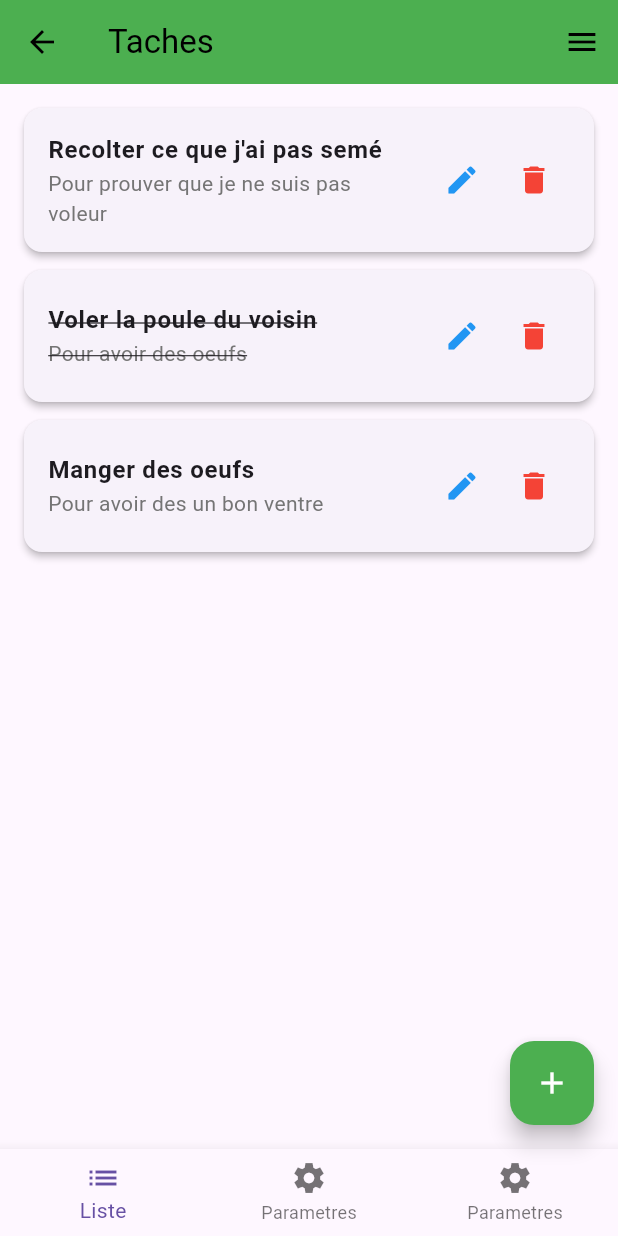
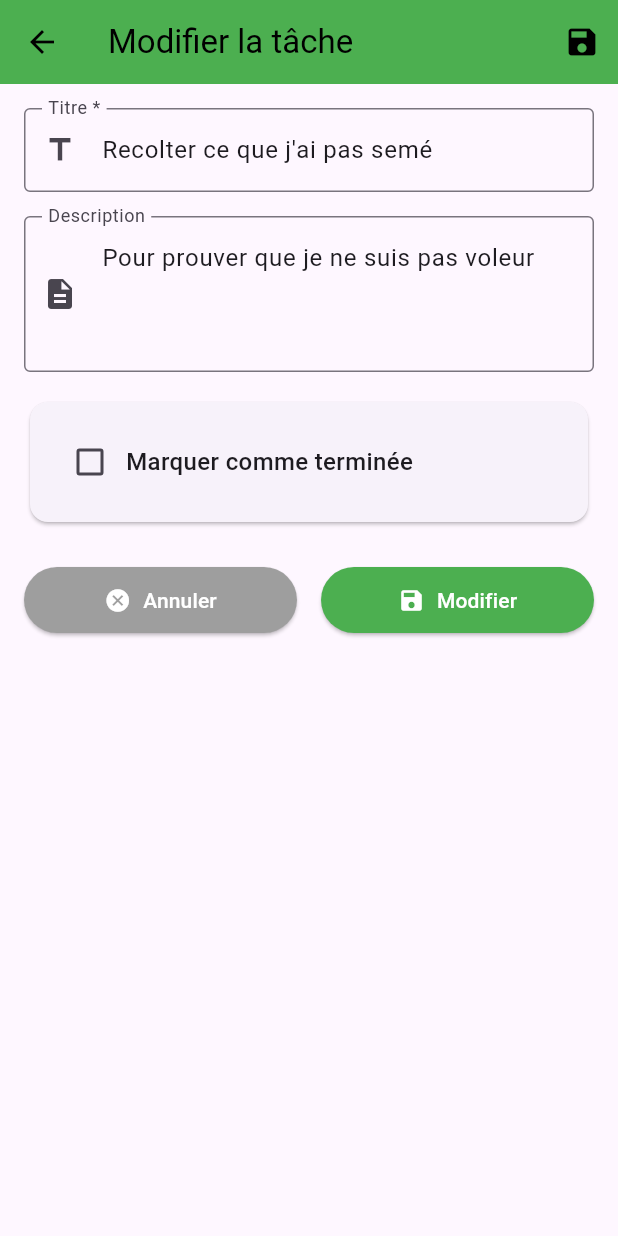
Before and after one commit to henocn/flutter-basis, a Flutter app: the screen it shows after launch, after a tap on the "edit" icon, on a phone screen of 412 x 824 dp. Run offline on Flutter 3.47's test engine with Material 3 defaults, Android fonts, the light colour scheme and no system bars.

Commit message:
form pour ajouter une tache

```diff
--- /dev/null
+++ b/lib/screens/task_form_screen.dart
@@ -0,0 +1,190 @@
+import 'package:flutter/material.dart';
+import 'package:bases/models/task.dart';
+
+
+
+class TaskFormScreen extends StatefulWidget {
+  final Task? task;
+
+  const TaskFormScreen({super.key, this.task});
+
+  @override
+  State<TaskFormScreen> createState() => _TaskFormScreenState();
+}
+
+class _TaskFormScreenState extends State<TaskFormScreen> {
+  // Contrôleurs pour les champs de texte
+  final _formKey = GlobalKey<FormState>();
+  final _titleController = TextEditingController();
+  final _descriptionController = TextEditingController();
+  bool _isDone = false;
+
+  @override
+  void initState() {
+    super.initState();
+    // Initialiser les champs avec les valeurs de la tâche existante (si en mode édition)
+    if (widget.task != null) {
+      _titleController.text = widget.task!.title;
+      _descriptionController.text = widget.task!.description;
+      _isDone = widget.task!.isDone;
+    }
+  }
+
+  @override
+  void dispose() {
+    _titleController.dispose();
+    _descriptionController.dispose();
+    super.dispose();
+  }
+
+  // Méthode pour sauvegarder la tâche
+  void _saveTask() {
+    if (_formKey.currentState!.validate()) {
+      final task = Task(
+        title: _titleController.text.trim(),
+        description: _descriptionController.text.trim(),
+        isDone: _isDone,
+      );
+
+      // Retourner la tâche créée/modifiée
+      Navigator.pop(context, task);
+    }
+  }
+
+  // Méthode pour annuler et retourner à l'écran précédent
+  void _cancel() {
+    Navigator.pop(context);
+  }
+
+  @override
+  Widget build(BuildContext context) {
+    final isEditing = widget.task != null;
+    final title = isEditing ? 'Modifier la tâche' : 'Nouvelle tâche';
+
+    return Scaffold(
+      appBar: AppBar(
+        title: Text(title),
+        backgroundColor: Colors.green,
+        foregroundColor: Colors.black,
+        leading: IconButton(
+          icon: const Icon(Icons.arrow_back),
+          onPressed: _cancel,
+        ),
+        actions: [
+          IconButton(
+            icon: const Icon(Icons.save),
+            onPressed: _saveTask,
+            tooltip: 'Sauvegarder',
+          ),
+        ],
+      ),
+      body: Padding(
+        padding: const EdgeInsets.all(16.0),
+        child: Form(
+          key: _formKey,
+          child: Column(
+            crossAxisAlignment: CrossAxisAlignment.stretch,
+            children: [
+              // Champ titre
+              TextFormField(
+                controller: _titleController,
+                decoration: const InputDecoration(
+                  labelText: 'Titre *',
+                  hintText: 'Entrez le titre de la tâche',
+                  border: OutlineInputBorder(),
+                  prefixIcon: Icon(Icons.title),
+                ),
+                validator: (value) {
+                  if (value == null || value.trim().isEmpty) {
+                    return 'Le titre est requis';
+                  }
+                  if (value.trim().length < 3) {
+                    return 'Le titre doit contenir au moins 3 caractères';
+                  }
+                  return null;
+                },
+                textInputAction: TextInputAction.next,
+              ),
+              const SizedBox(height: 16),
+
+              // Champ description
+              TextFormField(
+                controller: _descriptionController,
+                decoration: const InputDecoration(
+                  labelText: 'Description',
+                  hintText: 'Entrez la description de la tâche',
+                  border: OutlineInputBorder(),
+                  prefixIcon: Icon(Icons.description),
+                ),
+                maxLines: 3,
+                textInputAction: TextInputAction.done,
+              ),
+              const SizedBox(height: 16),
+
+              // Checkbox pour marquer comme terminée
+              Card(
+                child: Padding(
+                  padding: const EdgeInsets.all(16.0),
+                  child: Row(
+                    children: [
+                      Checkbox(
+                        value: _isDone,
+                        onChanged: (value) {
+                          setState(() {
+                            _isDone = value ?? false;
+                          });
+                        },
+                        activeColor: Colors.green,
+                      ),
+                      const Expanded(
+                        child: Text(
+                          'Marquer comme terminée',
+                          style: TextStyle(
+                            fontSize: 16,
+                            fontWeight: FontWeight.w500,
+                          ),
+                        ),
+                      ),
+                    ],
+                  ),
+                ),
+              ),
+              const SizedBox(height: 24),
+
+              // Boutons d'action
+              Row(
+                children: [
+                  Expanded(
+                    child: ElevatedButton.icon(
+                      onPressed: _cancel,
+                      icon: const Icon(Icons.cancel),
+                      label: const Text('Annuler'),
+                      style: ElevatedButton.styleFrom(
+                        backgroundColor: Colors.grey,
+                        foregroundColor: Colors.white,
+                        padding: const EdgeInsets.symmetric(vertical: 12),
+                      ),
+                    ),
+                  ),
+                  const SizedBox(width: 16),
+                  Expanded(
+                    child: ElevatedButton.icon(
+                      onPressed: _saveTask,
+                      icon: const Icon(Icons.save),
+                      label: Text(isEditing ? 'Modifier' : 'Créer'),
+                      style: ElevatedButton.styleFrom(
+                        backgroundColor: Colors.green,
+                        foregroundColor: Colors.white,
+                        padding: const EdgeInsets.symmetric(vertical: 12),
+                      ),
+                    ),
+                  ),
+                ],
+              ),
+            ],
+          ),
+        ),
+      ),
+    );
+  }
+}
--- a/lib/screens/task_list_screen.dart
+++ b/lib/screens/task_list_screen.dart
@@ -1,4 +1,5 @@
 import 'package:bases/models/task.dart';
+import 'package:bases/screens/task_form_screen.dart';
 import 'package:flutter/material.dart';
 
 
@@ -30,6 +31,91 @@ class _TaskListScreenState extends State<TaskListScreen> {
     )
   ];
 
+  // Méthode pour ajouter une nouvelle tâche
+  void _addNewTask() async {
+    final result = await Navigator.push(
+      context,
+      MaterialPageRoute(
+        builder: (context) => const TaskFormScreen(),
+      ),
+    );
+
+    if (result != null && result is Task) {
+      setState(() {
+        tasks.add(result);
+      });
+
+      ScaffoldMessenger.of(context).showSnackBar(
+        const SnackBar(
+          content: Text('Tâche ajoutée avec succès !'),
+          backgroundColor: Colors.green,
+          duration: Duration(seconds: 2),
+        ),
+      );
+    }
+  }
+
+  // Méthode pour modifier une tâche existante
+  void _editTask(Task task) async {
+    final result = await Navigator.push(
+      context,
+      MaterialPageRoute(
+        builder: (context) => TaskFormScreen(task: task),
+      ),
+    );
+
+    if (result != null && result is Task) {
+      setState(() {
+        final index = tasks.indexOf(task);
+        if (index != -1) {
+          tasks[index] = result;
+        }
+      });
+
+      ScaffoldMessenger.of(context).showSnackBar(
+        const SnackBar(
+          content: Text('Tâche modifiée avec succès !'),
+          backgroundColor: Colors.blue,
+          duration: Duration(seconds: 2),
+        ),
+      );
+    }
+  }
+
+  // Méthode pour supprimer une tâche
+  void _deleteTask(Task task) {
+    showDialog(
+      context: context,
+      builder: (BuildContext context) {
+        return AlertDialog(
+          title: const Text('Confirmer la suppression'),
+          content: Text('Êtes-vous sûr de vouloir supprimer la tâche "${task.title}" ?'),
+          actions: [
+            TextButton(
+              onPressed: () => Navigator.of(context).pop(),
+              child: const Text('Annuler'),
+            ),
+            TextButton(
+              onPressed: () {
+                setState(() {
+                  tasks.remove(task);
+                });
+                Navigator.of(context).pop();
+                ScaffoldMessenger.of(context).showSnackBar(
+                  const SnackBar(
+                    content: Text('Tâche supprimée avec succès !'),
+                    backgroundColor: Colors.red,
+                    duration: Duration(seconds: 2),
+                  ),
+                );
+              },
+              child: const Text('Supprimer', style: TextStyle(color: Colors.red)),
+            ),
+          ],
+        );
+      },
+    );
+  }
 
   @override
   Widget build(BuildContext context) {
@@ -75,13 +161,13 @@ class _TaskListScreenState extends State<TaskListScreen> {
                 children: [
                   // Bouton Edit
                   IconButton(
-                    onPressed: () {},
+                    onPressed: () => _editTask(task),
                     icon: const Icon(Icons.edit, color: Colors.blue),
                     tooltip: 'Modifier',
                   ),
                   // Bouton Delete
                   IconButton(
-                    onPressed: () => {},
+                    onPressed: () => _deleteTask(task),
                     icon: const Icon(Icons.delete, color: Colors.red),
                     tooltip: 'Supprimer',
                   ),
@@ -105,15 +191,7 @@ class _TaskListScreenState extends State<TaskListScreen> {
         ],
       ),
       floatingActionButton: FloatingActionButton(
-        onPressed: () {
-          // Ici vous pouvez ajouter la logique pour ajouter une nouvelle tâche
-          ScaffoldMessenger.of(context).showSnackBar(
-            const SnackBar(
-              content: Text('Ajouter une nouvelle tâche'),
-              backgroundColor: Colors.green,
-            ),
-          );
-        },
+        onPressed: _addNewTask,
         backgroundColor: Colors.green,
         foregroundColor: Colors.white,
         child: Icon(Icons.add),
```
